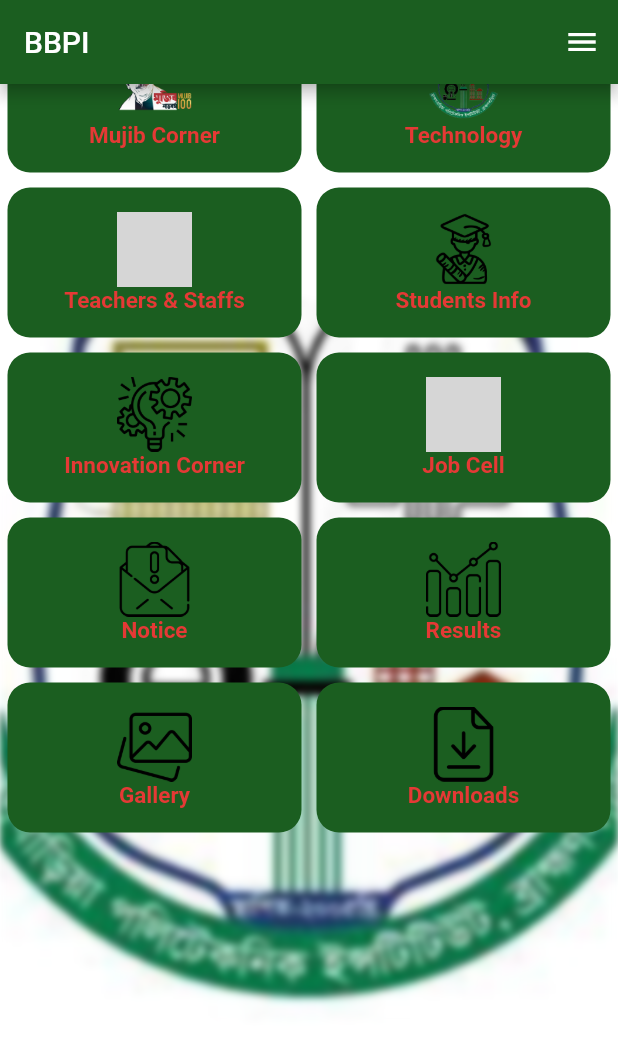
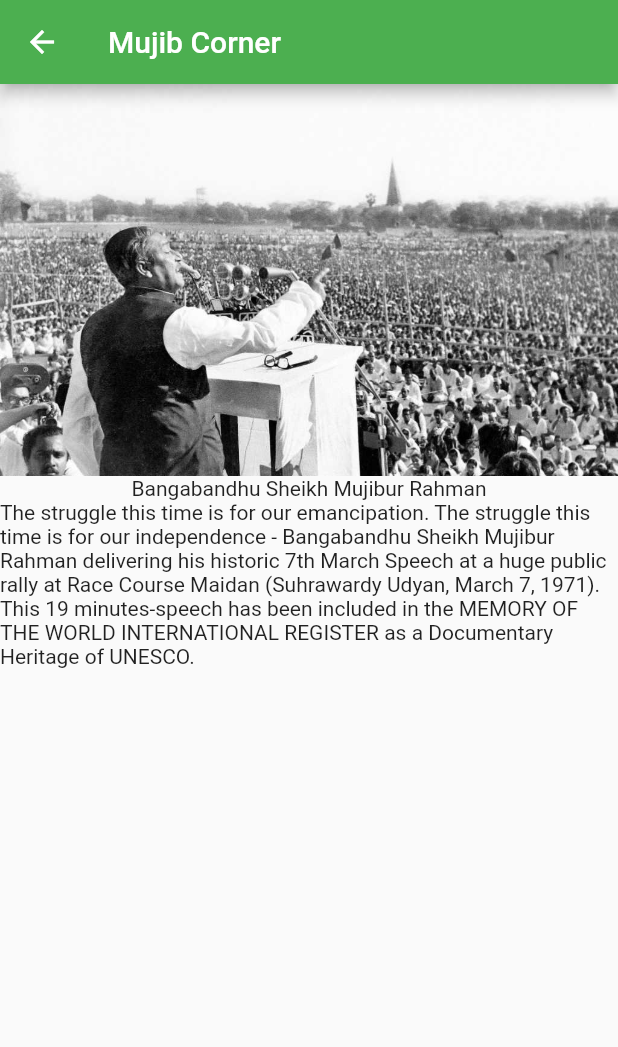
Before and after one commit to robiulsuni/BBPI, a Flutter app: the screen it shows after launch, scrolled down 56 dp, after a tap on "Mujib Corner", on a phone screen of 412 x 824 dp. Shown: the top 1047 px of the screen. Run offline on Flutter 3.47's test engine with Material 2 defaults, Android fonts, the light colour scheme and no system bars; grey boxes are pictures that could not be loaded.

Commit message:
Mujib Corner

```diff
--- /dev/null
+++ b/assets/json/mujib.json
@@ -0,0 +1,9 @@
+[
+    {
+        "id": 1,
+        "mujib_tital": "Bangabandhu Sheikh Mujibur Rahman",
+        "img": "assets/images/mujib_corner.jpg",
+        "mujib_definition": "The struggle this time is for our emancipation. The struggle this time is for our independence - Bangabandhu Sheikh Mujibur Rahman delivering his historic 7th March Speech at a huge public rally at Race Course Maidan (Suhrawardy Udyan, March 7, 1971). This 19 minutes-speech has been included in the MEMORY OF THE WORLD INTERNATIONAL REGISTER as a Documentary Heritage of UNESCO."
+
+    }
+]
--- a/lib/config/routs.dart
+++ b/lib/config/routs.dart
@@ -1,11 +1,12 @@
 import 'package:bbpi/constants/app_constants.dart';
 import 'package:bbpi/screen/home_page.dart';
+import '../screen/mujib_view.dart';
 
 class AppRoutes {
   static final myInitRoute = AppConstant.home_page;
   static final routes = {
     AppConstant.home_page: (context) => HomePage(),
-    // AppConstant.signinPage: (context) => SigninPage(),
+    AppConstant.mujib_view: (context) => MujibView(),
     // AppConstant.signupPage: (context) => SignupPage(),
     // AppConstant.deptView: (context) => DepartmentView(),
     // AppConstant.deptDetailPage: (context) => DepartmentDetails(),
--- a/lib/constants/app_constants.dart
+++ b/lib/constants/app_constants.dart
@@ -1,3 +1,4 @@
 class AppConstant {
   static const home_page = '/HomePage';
+  static const mujib_view = '/MujibView';
 }
--- /dev/null
+++ b/lib/models/mujib_model.dart
@@ -0,0 +1,29 @@
+// To parse this JSON data, do
+//
+//     final mujibModel = mujibModelFromJson(jsonString);
+
+import 'dart:convert';
+
+List<MujibModel> mujibModelFromJson(String str) =>
+    List<MujibModel>.from(json.decode(str).map((x) => MujibModel.fromJson(x)));
+
+class MujibModel {
+  MujibModel({
+    this.id,
+    this.mujibTital,
+    this.img,
+    this.mujibDefinition,
+  });
+
+  int? id;
+  String? mujibTital;
+  String? img;
+  String? mujibDefinition;
+
+  factory MujibModel.fromJson(Map<String, dynamic> json) => MujibModel(
+        id: json["id"],
+        mujibTital: json["mujib_tital"],
+        img: json["img"],
+        mujibDefinition: json["mujib_definition"],
+      );
+}
--- /dev/null
+++ b/lib/repositories/mujib_repo.dart
@@ -0,0 +1,14 @@
+import 'package:flutter/services.dart';
+import '../models/mujib_model.dart';
+
+class MujibRepo {
+  static Future<List<MujibModel>> getMujib() async {
+    final response = await rootBundle.loadString('assets/json/mujib.json');
+    print(response);
+    if (response == null) {
+      return [];
+    } else {
+      return mujibModelFromJson(response);
+    }
+  }
+}
--- a/lib/screen/home_page.dart
+++ b/lib/screen/home_page.dart
@@ -1,5 +1,5 @@
 import 'dart:ui';
-
+import '../constants/app_constants.dart';
 import 'package:bbpi/global_widget/my_drware.dart';
 import 'package:flutter/material.dart';
 
@@ -46,7 +46,8 @@ class HomePage extends StatelessWidget {
                           // iconData: Icons.computer,
                           image: "assets/icon/mujib.png",
                           onTab: () {
-                            // Navigator.pushNamed(context, AppConstant.deptView);
+                            Navigator.pushNamed(
+                                context, AppConstant.mujib_view);
                           },
                         ),
                       ),
--- /dev/null
+++ b/lib/screen/mujib_view.dart
@@ -0,0 +1,36 @@
+import 'package:flutter/material.dart';
+import '../models/mujib_model.dart';
+import '../repositories/mujib_repo.dart';
+
+class MujibView extends StatelessWidget {
+  @override
+  Widget build(BuildContext context) {
+    return Scaffold(
+      appBar: AppBar(
+        title: Text('Mujib Corner'),
+      ),
+      body: FutureBuilder(
+        future: MujibRepo.getMujib(),
+        builder: (context, snapshot) {
+          List<MujibModel> mujib = snapshot.data as List<MujibModel>;
+          print(mujib.length);
+          print('mujib.length');
+          return ListView.builder(
+              itemCount: mujib.length,
+              itemBuilder: (context, index) {
+                MujibModel mujibModel = mujib.elementAt(index);
+                return Column(
+                  crossAxisAlignment: CrossAxisAlignment.center,
+                  mainAxisAlignment: MainAxisAlignment.center,
+                  children: [
+                    Image.asset('${mujib.elementAt(index).img}'),
+                    Text('${mujib.elementAt(index).mujibTital}'),
+                    Text('${mujib.elementAt(index).mujibDefinition}'),
+                  ],
+                );
+              });
+        },
+      ),
+    );
+  }
+}
--- a/pubspec.yaml
+++ b/pubspec.yaml
@@ -59,6 +59,8 @@ flutter:
 
   # To add assets to your application, add an assets section, like this:
   assets:
+    - assets/json/mujib.json
+    - assets/images/mujib_corner.jpg
     - assets/images/_logo.png
     - assets/icon/technology.png
     - assets/icon/teacher.png
```
Also changed, not shown: assets/images/mujib_corner.jpg (added).
